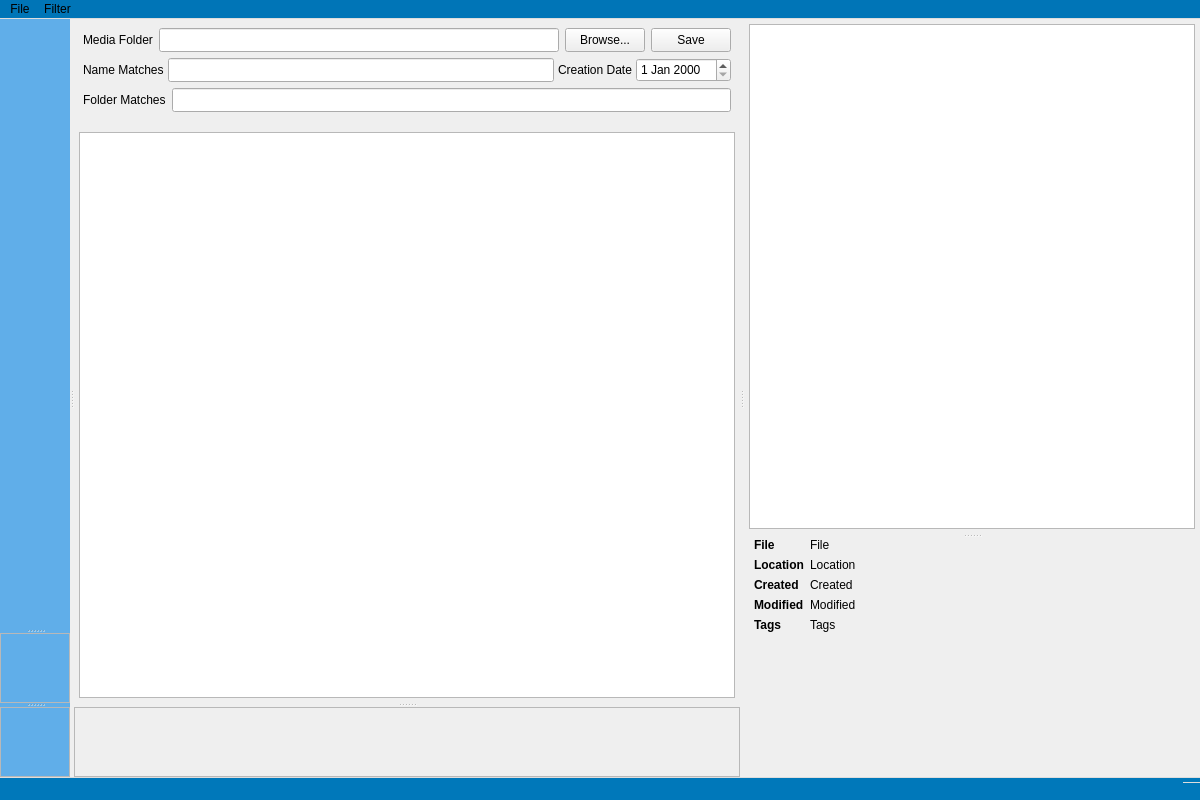
First picture: the form in mainwindow.ui, repository merrillaldrich/compendia, before the edit.
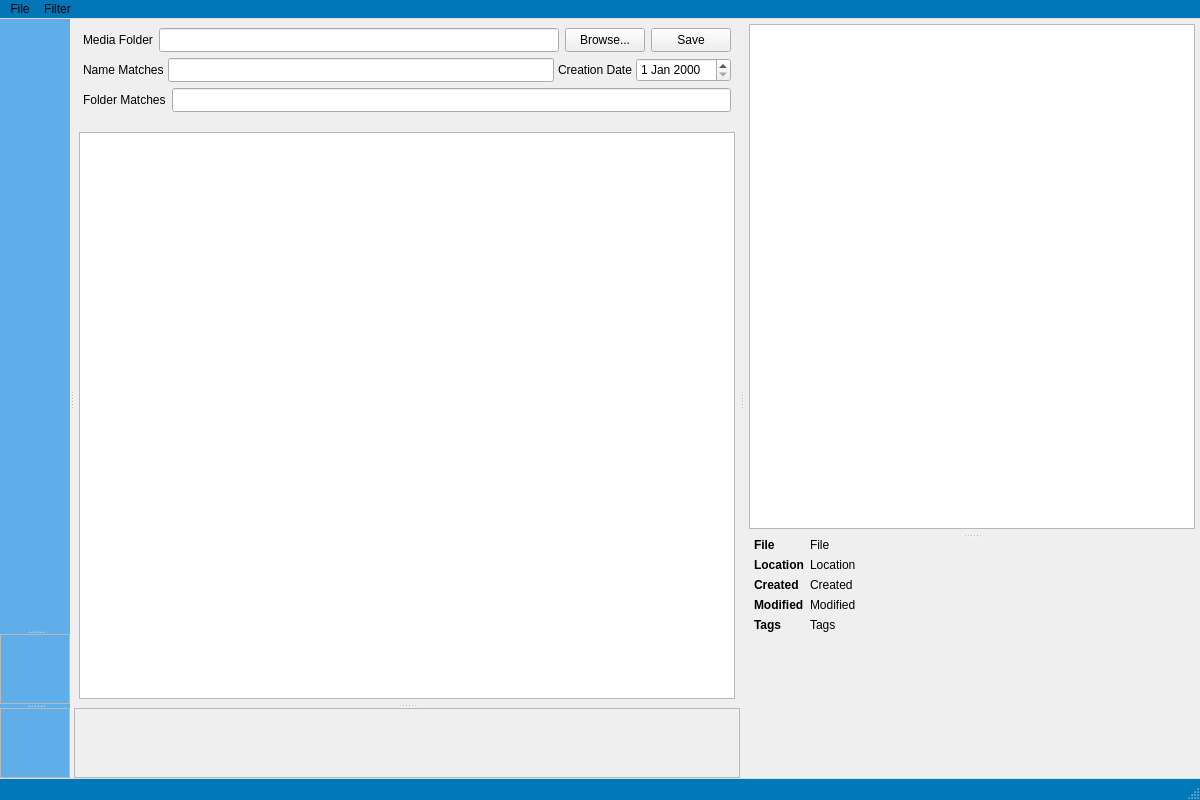
Second picture: the form after the edit. Custom widgets are drawn as their Qt base class.

Commit message: Progress bar for background processes

Diff of the .ui file:
```diff
--- a/mainwindow.ui
+++ b/mainwindow.ui
@@ -53,8 +53,8 @@
           <rect>
            <x>0</x>
            <y>0</y>
-           <width>49</width>
-           <height>49</height>
+           <width>64</width>
+           <height>64</height>
           </rect>
          </property>
          <property name="styleSheet">
@@ -74,8 +74,8 @@
           <rect>
            <x>0</x>
            <y>0</y>
-           <width>49</width>
-           <height>49</height>
+           <width>64</width>
+           <height>64</height>
           </rect>
          </property>
          <property name="styleSheet">
@@ -274,8 +274,8 @@
              <rect>
               <x>0</x>
               <y>0</y>
-              <width>615</width>
-              <height>49</height>
+              <width>598</width>
+              <height>64</height>
              </rect>
             </property>
            </widget>
@@ -459,7 +459,7 @@
      <x>0</x>
      <y>0</y>
      <width>1200</width>
-     <height>17</height>
+     <height>18</height>
     </rect>
    </property>
    <property name="styleSheet">
@@ -487,10 +487,12 @@
    <addaction name="menuFile"/>
    <addaction name="menuFilter"/>
   </widget>
-  <widget class="QStatusBar" name="statusbar">
+  <widget class="QStatusBar" name="statusBar">
    <property name="styleSheet">
-    <string notr="true">background-color: rgb(0, 120, 186);
-border-top: 1px solid #DDD; /* width, style, color */</string>
+    <string notr="true">#statusBar {
+background-color: rgb(0, 120, 186);
+border-top: 1px solid #DDD; /* width, style, color */
+}</string>
    </property>
   </widget>
   <action name="actionOpen_Folder">
```
The commit also changes 4 other files.
